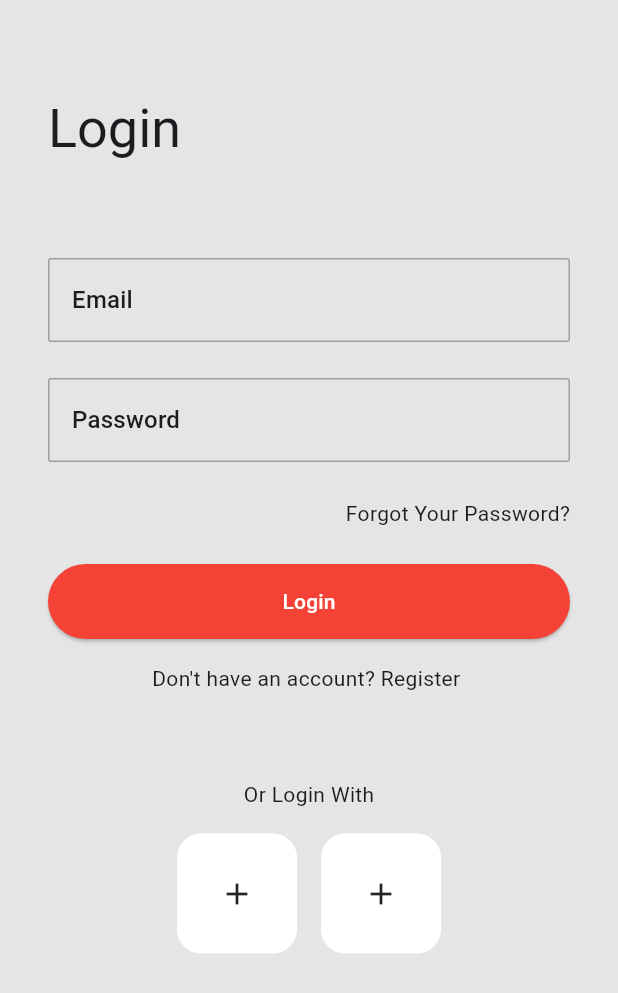
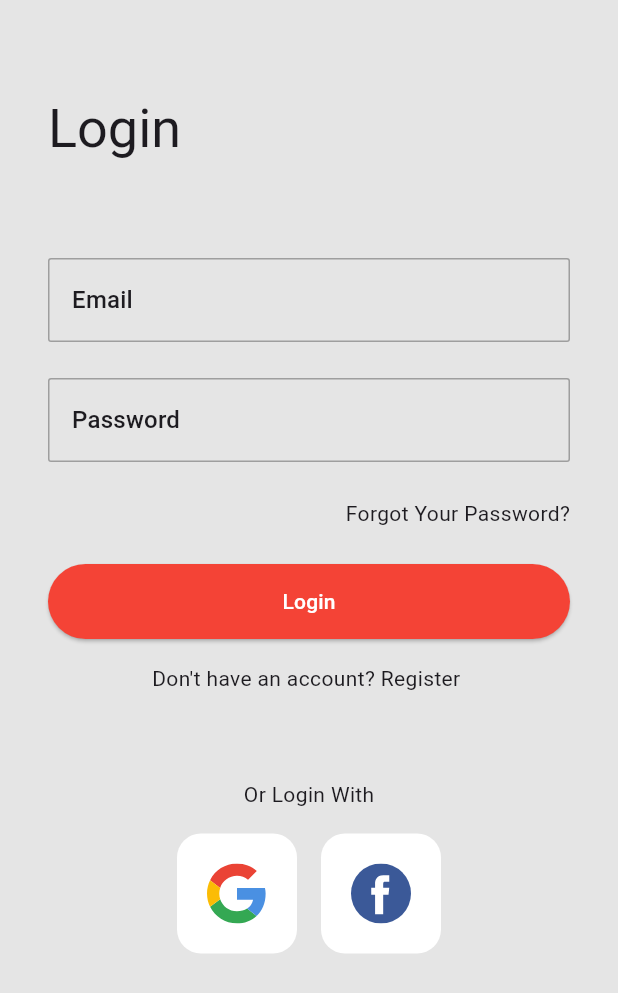
Before and after one commit to mohamedharb2435/E-commerce, a Flutter app: the screen it shows after launch, on a phone screen of 412 x 824 dp. Shown: the top 993 px of the screen. Run offline on Flutter 3.47's test engine with Material 3 defaults, Android fonts, the phone set to English and light mode, and no system bars; our stand-ins replace cloud_firestore, firebase_auth, firebase_core, flutter_rating_bar, flutter_svg, persistent_bottom_nav_bar; accounts and stored records are empty.

Commit message:
add rating bar and favorites button in home page

```diff
--- a/lib/utilities/assets.dart
+++ b/lib/utilities/assets.dart
@@ -2,4 +2,8 @@ class AppAssets{
   ///home page images
   static const String topBannerHomepageAssets ='https://th.bing.com/th/id/OIP.ef2M5mFJjgPqS4a87ggx3QHaE8?rs=1&pid=ImgDetMain';
   static const String tempProductAssets1 ='https://th.bing.com/th/id/R.0819a1d14ac7e9a52ac230547c5d9bd7?rik=h8U9v2UwWncojQ&pid=ImgRaw&r=0';
+
+  /// Authentication Page Images
+  static const facebookIcon = 'assets/images/facebook-svgrepo-com.svg';
+  static const googleIcon = 'assets/images/google-svgrepo-com.svg';
 }
--- a/lib/views/pages/auth_page.dart
+++ b/lib/views/pages/auth_page.dart
@@ -1,5 +1,7 @@
+import 'package:e_commerce/utilities/assets.dart';
 import 'package:e_commerce/utilities/enum.dart';
 import 'package:e_commerce/views/widgets/main_button.dart';
+import 'package:e_commerce/views/widgets/social_media_button.dart';
 import 'package:flutter/material.dart';
 import 'package:provider/provider.dart';
 
@@ -164,24 +166,14 @@ class _AuthPageState extends State<AuthPage> {
                         Row(
                           mainAxisAlignment: MainAxisAlignment.center,
                           children: [
-                            Container(
-                              height: 80,
-                              width: 80,
-                              decoration: BoxDecoration(
-                                borderRadius: BorderRadius.circular(16),
-                                color: Colors.white,
-                              ),
-                              child: const Icon(Icons.add),
+                            SocialMediaButton(
+                              iconName: AppAssets.googleIcon,
+                              onPress: () {},
                             ),
-                            const SizedBox(width: 16,),
-                            Container(
-                              height: 80,
-                              width: 80,
-                              decoration: BoxDecoration(
-                                borderRadius: BorderRadius.circular(16),
-                                color: Colors.white,
-                              ),
-                              child: const Icon(Icons.add),
+                            const SizedBox(width:16 ,),
+                            SocialMediaButton(
+                              iconName: AppAssets.facebookIcon,
+                              onPress: () {},
                             ),
                           ],
                         )
--- a/lib/views/pages/product_details.dart
+++ b/lib/views/pages/product_details.dart
@@ -1,6 +1,5 @@
 import 'package:e_commerce/models/product.dart';
 import 'package:e_commerce/views/widgets/main_button.dart';
-import 'package:flutter/cupertino.dart';
 import 'package:flutter/material.dart';
 
 class ProductDetails extends StatefulWidget {
--- /dev/null
+++ b/lib/views/widgets/social_media_button.dart
@@ -0,0 +1,33 @@
+import 'package:flutter/material.dart';
+import 'package:flutter_svg/svg.dart';
+
+class SocialMediaButton extends StatelessWidget {
+  const SocialMediaButton({
+    super.key,
+    required this.iconName,
+    required this.onPress,
+  });
+  final String iconName;
+  final VoidCallback onPress;
+  @override
+  Widget build(BuildContext context) {
+    return InkWell(
+      onTap: onPress,
+      child: Container(
+        height: 80,
+        width: 80,
+        decoration: BoxDecoration(
+          borderRadius: BorderRadius.circular(16.0),
+          color: Colors.white,
+        ),
+        child: Center(
+          child: SvgPicture.asset(
+            iconName,
+            width: 40.0,
+            height: 40.0,
+          ),
+        ),
+      ),
+    );
+  }
+}
--- a/pubspec.yaml
+++ b/pubspec.yaml
@@ -16,6 +16,8 @@ dependencies:
   cloud_firestore: ^5.2.1
   provider: ^6.1.2
   persistent_bottom_nav_bar: ^6.2.1
+  flutter_rating_bar: ^4.0.1
+  flutter_svg: ^1.1.1+1
 
 
 dev_dependencies:
```
Also changed, not shown: lib/views/pages/home_page.dart (+4 -4 lines), lib/views/widgets/list_item_home.dart (+113 -31 lines), assets/images/facebook-svgrepo-com.svg (added), assets/images/google-svgrepo-com.svg (added), pubspec.lock.
